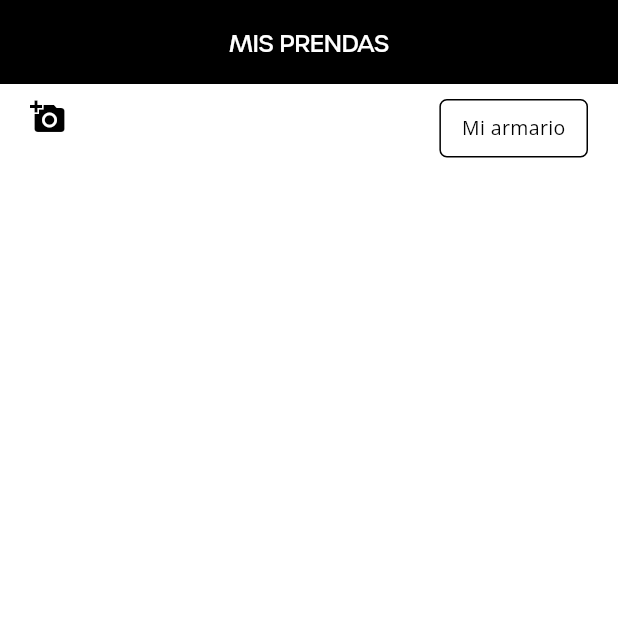
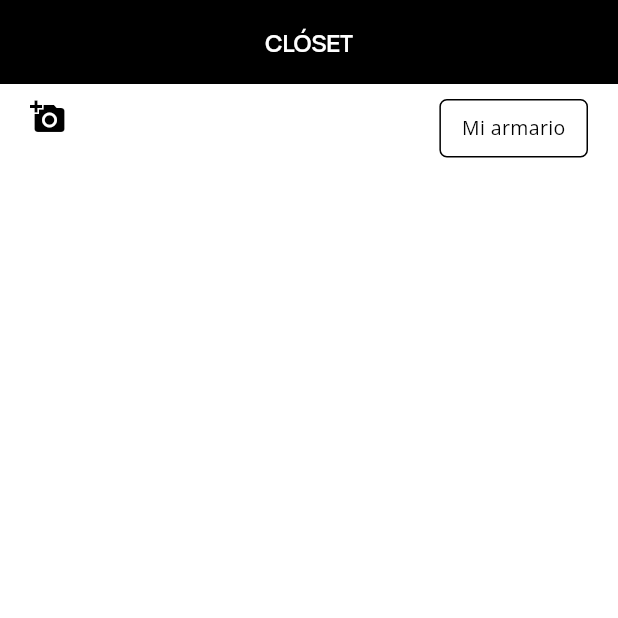
Before and after one commit to SwappyUPV/Swappy-Front, a Flutter app: the VirtualClosetScreen screen opened by its route, on a phone screen of 412 x 824 dp, the top half of it. Run offline on Flutter 3.47's test engine with Material 3 defaults, Android fonts, the phone set to English and light mode, and no system bars; our stand-ins replace cached_network_image, cloud_firestore, firebase_auth, firebase_core, firebase_database, firebase_storage and 8 more; accounts and stored records are empty; project files that could hold a hidden picture were left out.

Commit message:
Cambio nombre de appbar en Closet

```diff
--- a/lib/features/virtual_closet/presentation/widgets/virtual_closet_app_bar.dart
+++ b/lib/features/virtual_closet/presentation/widgets/virtual_closet_app_bar.dart
@@ -10,7 +10,7 @@ class VirtualClosetAppBar extends StatelessWidget implements PreferredSizeWidget
       color: Colors.black,
       alignment: Alignment.center,
       child: const Text(
-        'MIS PRENDAS',
+        'CLÓSET',
         style: TextStyle(
           color: Colors.white,
           fontSize: 16,
```
